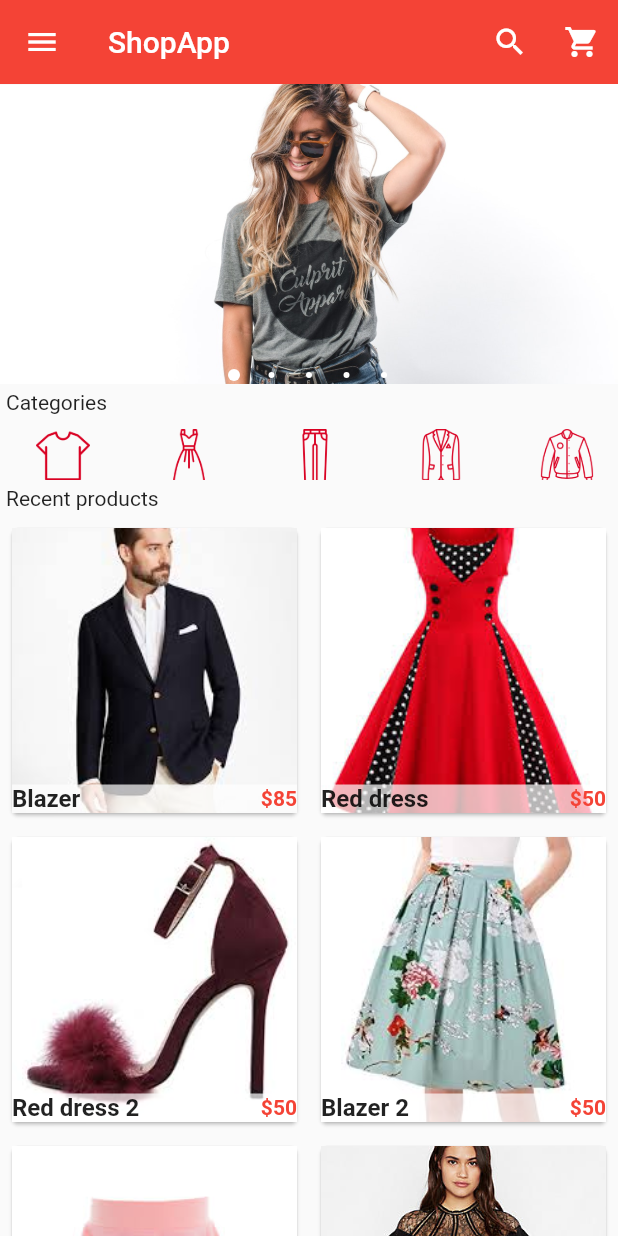
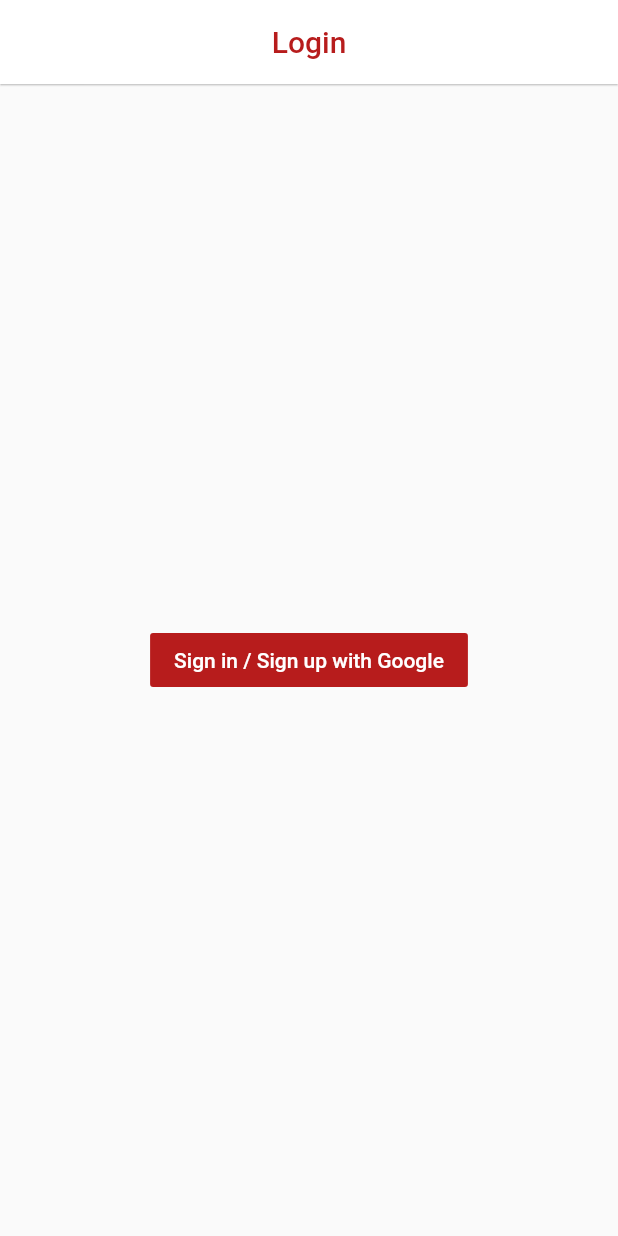
Before and after one commit to tianna1121/flutter_ecom_fashingshop, a Flutter app: the screen it shows after launch, on a phone screen of 412 x 824 dp. Run offline on Flutter 3.47's test engine with Material 2 defaults, Android fonts, the light colour scheme and no system bars; drawn by our look-alikes of carousel_pro; our stand-ins replace cloud_firestore, firebase_auth, fluttertoast, google_sign_in, shared_preferences; accounts and stored records are empty.

Commit message:
fixed the google login issues

```diff
--- a/lib/main.dart
+++ b/lib/main.dart
@@ -1,181 +1,11 @@
 import 'package:flutter/material.dart';
-
-import 'package:carousel_pro/carousel_pro.dart';
-
-// * My own imports
-import 'components/horizontal_listview.dart';
-import 'components/products.dart';
-import 'pages/cart.dart';
+import 'package:flutter_ecomm/pages/login.dart';
 
 void main() => runApp(MyApp());
 
 class MyApp extends StatelessWidget {
   @override
   Widget build(BuildContext context) {
-    return MaterialApp(debugShowCheckedModeBanner: false, home: HomePage());
+    return MaterialApp(debugShowCheckedModeBanner: false, home: Login());
   }
 }
-
-class HomePage extends StatefulWidget {
-  @override
-  _HomePageState createState() => _HomePageState();
-}
-
-class _HomePageState extends State<HomePage> {
-  @override
-  Widget build(BuildContext context) {
-    Widget image_carousel = new Container(
-      height: 200.0,
-      child: Carousel(
-        boxFit: BoxFit.cover,
-        images: [
-          AssetImage('assets/images/w3.jpeg'),
-          AssetImage('assets/images/c1.jpg'),
-          AssetImage('assets/images/m1.jpeg'),
-          AssetImage('assets/images/w4.jpeg'),
-          AssetImage('assets/images/m2.jpg'),
-        ],
-        autoplay: false,
-        dotSize: 4.0,
-        dotBgColor: Colors.transparent,
-        indicatorBgPadding: 2.0,
-        animationCurve: Curves.fastLinearToSlowEaseIn,
-        animationDuration: Duration(milliseconds: 1000),
-      ),
-    );
-
-    return Scaffold(
-      appBar: AppBar(
-        elevation: 0.1,
-        backgroundColor: Colors.red,
-        title: Text('ShopApp'),
-        actions: <Widget>[
-          IconButton(
-            icon: Icon(Icons.search, color: Colors.white),
-            onPressed: () {},
-          ),
-          IconButton(
-            icon: Icon(Icons.shopping_cart, color: Colors.white),
-            onPressed: () {
-              Navigator.push(
-                  context, MaterialPageRoute(builder: (context) => Cart()));
-            },
-          ),
-        ],
-      ),
-      drawer: Drawer(
-        child: ListView(
-          children: <Widget>[
-            // * Header of Drawer
-            UserAccountsDrawerHeader(
-              accountName: Text('Santos Enoque'),
-              accountEmail: Text('santos@gmail.com'),
-              currentAccountPicture: GestureDetector(
-                child: CircleAvatar(
-                  backgroundColor: Colors.grey,
-                  child: Icon(
-                    Icons.person,
-                    color: Colors.white,
-                  ),
-                ),
-              ),
-              decoration: BoxDecoration(color: Colors.red),
-            ),
-            // * Body of Drawer
-            InkWell(
-              onTap: () {},
-              child: ListTile(
-                title: Text('HomePage'),
-                leading: Icon(Icons.home, color: Colors.red),
-              ),
-            ),
-
-            InkWell(
-              onTap: () {},
-              child: ListTile(
-                title: Text('My Account'),
-                leading: Icon(Icons.person, color: Colors.red),
-              ),
-            ),
-
-            InkWell(
-              onTap: () {},
-              child: ListTile(
-                title: Text('My Orders'),
-                leading: Icon(Icons.shopping_basket, color: Colors.red),
-              ),
-            ),
-
-            InkWell(
-              onTap: () {
-                Navigator.push(
-                    context, MaterialPageRoute(builder: (context) => Cart()));
-              },
-              child: ListTile(
-                title: Text('Shopping cart'),
-                leading: Icon(
-                  Icons.shopping_cart,
-                  color: Colors.red,
-                ),
-              ),
-            ),
-            InkWell(
-              onTap: () {},
-              child: ListTile(
-                title: Text('Favorite'),
-                leading: Icon(Icons.favorite, color: Colors.red),
-              ),
-            ),
-            Divider(),
-            InkWell(
-              onTap: () {},
-              child: ListTile(
-                title: Text('Settings'),
-                leading: Icon(
-                  Icons.settings,
-                  color: Colors.blue,
-                ),
-              ),
-            ),
-            InkWell(
-              onTap: () {},
-              child: ListTile(
-                title: Text('About'),
-                leading: Icon(
-                  Icons.help,
-                  color: Colors.green,
-                ),
-              ),
-            ),
-          ],
-        ),
-      ),
-      body: Column(
-        children: <Widget>[
-          // * image carousel begins here
-          image_carousel,
-
-          // * Padding & Text
-          Padding(
-            padding: const EdgeInsets.all(4.0),
-            child: Container(
-                alignment: Alignment.centerLeft, child: Text('Categories')),
-          ),
-          // * Horizontal list view begins here
-          HorizontalList(),
-
-          // * Padding & Text
-          Padding(
-            padding: const EdgeInsets.all(4.0),
-            child: Container(
-                alignment: Alignment.centerLeft,
-                child: Text('Recent products')),
-          ),
-
-          // * Products
-          Flexible(child: Products())
-        ],
-      ),
-    );
-  }
-}
--- a/lib/pages/cart.dart
+++ b/lib/pages/cart.dart
@@ -1,6 +1,6 @@
 import 'package:flutter/material.dart';
 
-import '../main.dart';
+import 'home.dart';
 import '../components/cart_products.dart';
 
 class Cart extends StatefulWidget {
--- /dev/null
+++ b/lib/pages/login.dart
@@ -0,0 +1,145 @@
+import 'package:flutter/material.dart';
+import 'package:flutter_ecomm/main.dart';
+
+import 'package:shared_preferences/shared_preferences.dart';
+import 'package:fluttertoast/fluttertoast.dart';
+import 'package:firebase_auth/firebase_auth.dart';
+import 'package:google_sign_in/google_sign_in.dart';
+import 'package:cloud_firestore/cloud_firestore.dart';
+
+import 'home.dart';
+
+class Login extends StatefulWidget {
+  @override
+  _LoginState createState() => _LoginState();
+}
+
+class _LoginState extends State<Login> {
+  final GoogleSignIn googleSignIn = new GoogleSignIn();
+  final FirebaseAuth firebaseAuth = FirebaseAuth.instance;
+  SharedPreferences preferences;
+  bool loading = false;
+  bool isLogedin = false;
+
+  @override
+  void initState() {
+    super.initState();
+    isSignedIn();
+  }
+
+  Future handleSignIn() async {
+    preferences = await SharedPreferences.getInstance();
+    setState(() {
+      loading = true;
+    });
+    final GoogleSignInAccount googleUser = await googleSignIn.signIn();
+    if (googleUser == null) return;
+
+    // final GoogleSignInAuthentication googleAuth =
+    //     await googleUser.authentication;
+
+    final AuthCredential credential = GoogleAuthProvider.getCredential(
+      accessToken: (await googleUser.authentication).accessToken,
+      idToken: (await googleUser.authentication).idToken,
+    );
+    // final FirebaseUser firebaseUser =
+    //     (await firebaseAuth.signInWithCredential(credential)) as FirebaseUser;
+    AuthResult res = await firebaseAuth.signInWithCredential(credential);
+    if (res.user == null) print("+++++++++++++++++++++++++++Failed");
+    Navigator.pushReplacement(
+        context, MaterialPageRoute(builder: (context) => HomePage()));
+
+    // if (firebaseUser != null) {
+    //   final QuerySnapshot result = await Firestore.instance
+    //       .collection("users")
+    //       .where("id", isEqualTo: firebaseUser.uid)
+    //       .getDocuments();
+    //   final List<DocumentSnapshot> documents = result.documents;
+    //   if (documents.length == 0) {
+    //     print("docs length equals to 0");
+    //     // * insert the new user to our collection
+    //     Firestore.instance
+    //         .collection("users")
+    //         .document(firebaseUser.uid)
+    //         .setData({
+    //       "id": firebaseUser.uid,
+    //       "username": firebaseUser.displayName,
+    //       "profilePicture": firebaseUser.photoUrl
+    //     });
+    //     await preferences.setString("id", firebaseUser.uid);
+    //     await preferences.setString("username", firebaseUser.displayName);
+    //     await preferences.setString("photoUrl", firebaseUser.photoUrl);
+    //   } else {
+    //     print("docs length NOT equals to 0");
+    //     await preferences.setString("id", documents[0]["id"]);
+    //     await preferences.setString("username", documents[0]["username"]);
+    //     await preferences.setString("photoUrl", documents[0]["photoUrl"]);
+    //   }
+    //   Fluttertoast.showToast(msg: "Login was successful");
+    //   setState(() {
+    //     loading = false;
+    //   });
+    //   Navigator.pushReplacement(
+    //       context, MaterialPageRoute(builder: (context) => HomePage()));
+    // } else {
+    //   Fluttertoast.showToast(msg: "Login failed :(");
+    // }
+  }
+
+  @override
+  Widget build(BuildContext context) {
+    return Scaffold(
+        appBar: AppBar(
+          backgroundColor: Colors.white,
+          centerTitle: true,
+          title: Text(
+            "Login",
+            style: TextStyle(color: Colors.red.shade900),
+          ),
+          elevation: 0.5,
+        ),
+        body: Stack(
+          children: <Widget>[
+            Center(
+              child: FlatButton(
+                color: Colors.red.shade900,
+                onPressed: () {
+                  handleSignIn();
+                },
+                child: Text(
+                  'Sign in / Sign up with Google',
+                  style: TextStyle(color: Colors.white),
+                ),
+              ),
+            ),
+            Visibility(
+              visible: loading ?? true,
+              child: Center(
+                child: Container(
+                  color: Colors.white.withOpacity(0.9),
+                  child: CircularProgressIndicator(
+                    valueColor: AlwaysStoppedAnimation<Color>(Colors.red),
+                  ),
+                ),
+              ),
+            )
+          ],
+        ));
+  }
+
+  void isSignedIn() async {
+    setState(() {
+      loading = true;
+    });
+
+    preferences = await SharedPreferences.getInstance();
+    isLogedin = await googleSignIn.isSignedIn();
+    if (isLogedin) {
+      Navigator.pushReplacement(
+          context, MaterialPageRoute(builder: (context) => HomePage()));
+    }
+    setState(() {
+      loading = false;
+    });
+  }
+}
--- a/lib/pages/product_detail.dart
+++ b/lib/pages/product_detail.dart
@@ -1,5 +1,5 @@
 import 'package:flutter/material.dart';
-import 'package:flutter_ecomm/main.dart';
+import 'home.dart';
 
 class ProductDetails extends StatefulWidget {
   final product_detail_name;
--- a/pubspec.yaml
+++ b/pubspec.yaml
@@ -24,6 +24,11 @@
   # Use with the CupertinoIcons class for iOS style icons.
   cupertino_icons: ^0.1.2
   carousel_pro:
+  firebase_auth:
+  cloud_firestore:
+  google_sign_in:
+  shared_preferences:
+  fluttertoast:
 
 dev_dependencies:
   flutter_test:
```
Also changed, not shown: lib/pages/home.dart (added, +172 -0 lines), pubspec.lock, 4 other files.
